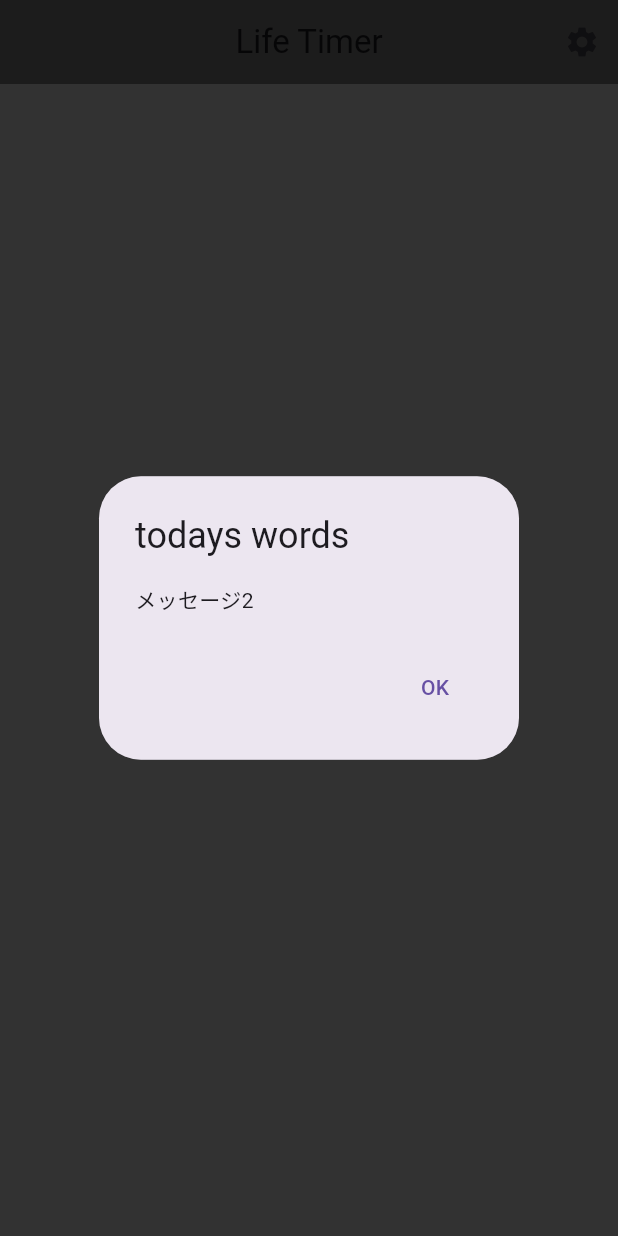
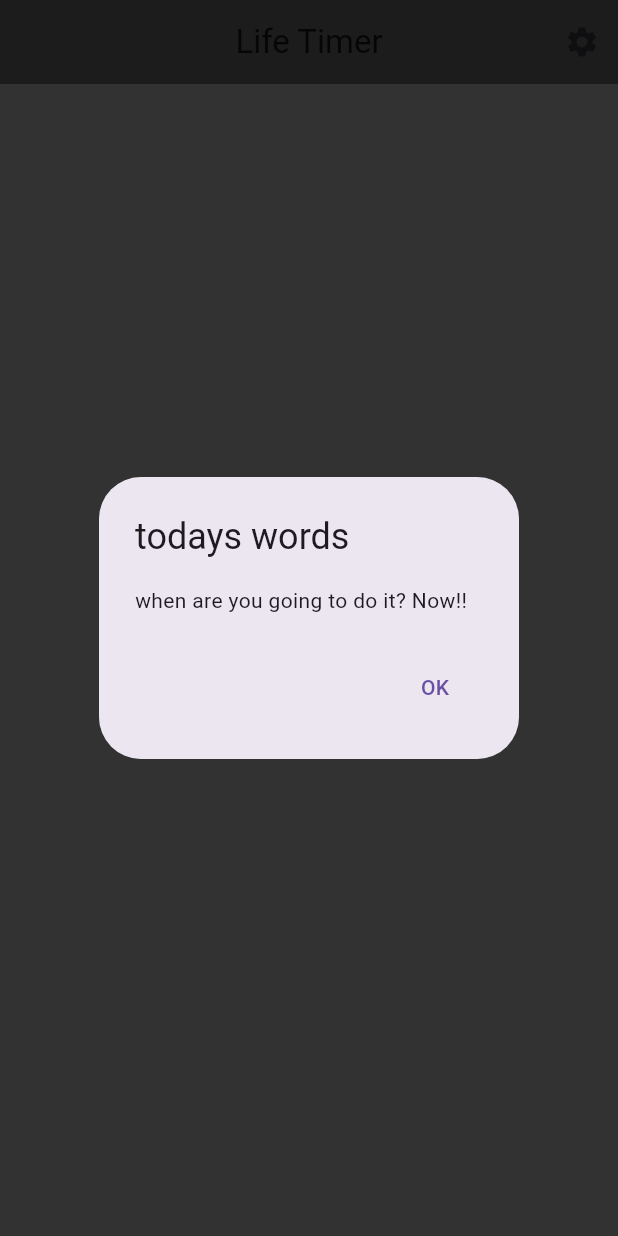
Before and after one commit to mera-0101/LifeTime, a Flutter app: the screen it shows after launch, on a phone screen of 412 x 824 dp. Run offline on Flutter 3.47's test engine with Material 3 defaults, Android fonts, the phone set to English and light mode, and no system bars; our stand-ins replace shared_preferences.

Commit message:
message edit

```diff
--- a/lib/utils/popup_messages.dart
+++ b/lib/utils/popup_messages.dart
@@ -2,9 +2,9 @@ import 'dart:math';
 
 class PopupMessages {
   static final List<String> messages = [
-    "メッセージ1",
-    "メッセージ2",
-    "メッセージ3",
+    "there is no rain that does not stop",
+    "when are you going to do it? Now!!",
+    "the only impossible journey is the one you never begin",
     // 他にもメッセージを追加
   ];
 
```
Also changed, not shown: 37 other files.
